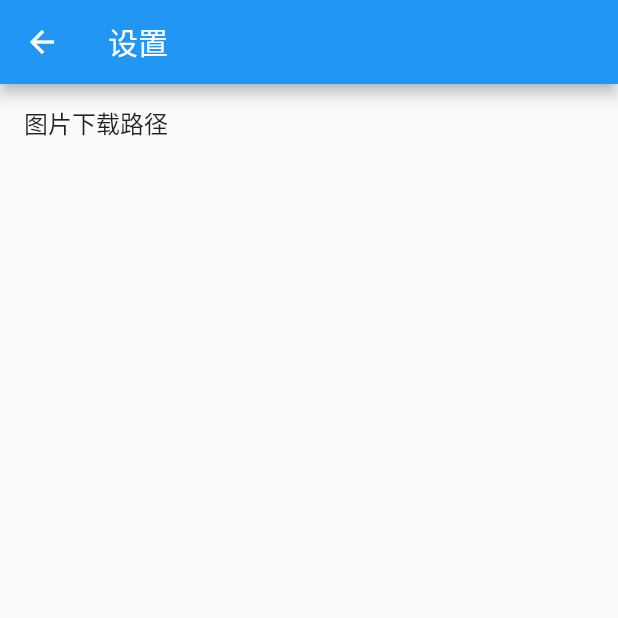
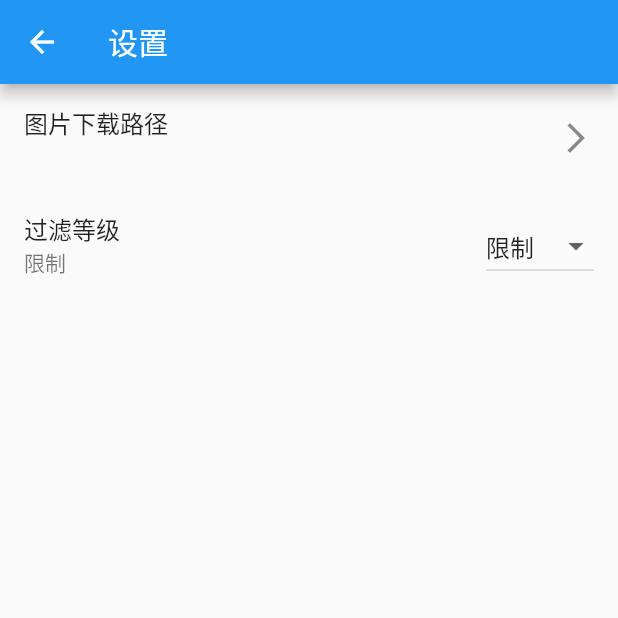
Before and after one commit to xiao-po/yande, a Flutter app: the SettingView screen opened by its route, on a phone screen of 412 x 824 dp, the top half of it. Run offline on Flutter 3.47's test engine with Material 2 defaults, Android fonts, the phone set to English and light mode, and no system bars; our stand-ins replace cached_network_image, dio, flutter_cache_manager, photo_view, shared_preferences, sqflite; missing offline and left inert: share_extend; accounts and stored records are empty; generated files the repository leaves out were written again; network calls fail.

Commit message:
增加过滤器设置，修复一部分BUG

```diff
--- a/lib/service/imageServive.dart
+++ b/lib/service/imageServive.dart
@@ -68,7 +68,7 @@ class ImageService {
   }
 
   static Future<List<ImageModel>> getAllCollectedImage(int page, int limit) async {
-
+    return await ImageDao.getAllCollectedImage();
   }
 
 }
--- a/lib/service/settingService.dart
+++ b/lib/service/settingService.dart
@@ -11,6 +11,10 @@ class SettingService {
       name: SETTING_TYPE.IMAGE_DOWNLOAD_PATH,
       value: '',
     ),
+    new SettingItem(
+      name: SETTING_TYPE.FILTER_RANK,
+      value: FILTER_RANK.RESTRICTED,
+    )
   ];
 
   static Future<void> initSetting([bool force]) async {
@@ -27,6 +31,8 @@ class SettingService {
             await yandeImageDir.create();
           }
           item.value = yandeImageDir.path;
+          SettingService.saveSetting(item);
+        } else if (item.name == SETTING_TYPE.FILTER_RANK) {
           SettingService.saveSetting(item);
         }
       }
@@ -63,6 +69,14 @@ class SettingService {
 
 class SETTING_TYPE {
   static final String IMAGE_DOWNLOAD_PATH = '图片下载路径';
+  static final String FILTER_RANK = "过滤等级";
+}
+
+class FILTER_RANK {
+  static final String NORMAL = 's';
+  static final String NOT_RESTRICTED = 'q';
+  static final String RESTRICTED = 'e';
+
 }
 
 class SettingItem {
--- a/lib/view/setting/settingView.dart
+++ b/lib/view/setting/settingView.dart
@@ -15,6 +15,12 @@ class _SettingViewState extends State<SettingView> {
 
   bool initSuccess = false;
   List<SettingItem> settingList;
+
+  List<_DropButtonData> dropButtonDataList = [
+      new _DropButtonData(name: '正常向', value: 's'),
+      new _DropButtonData(name: '擦边', value: 'q'),
+      new _DropButtonData(name: '限制', value: 'e')
+  ];
 
   @override
   void initState() {
@@ -60,6 +66,7 @@ class _SettingViewState extends State<SettingView> {
       return new ListTile(
         title: new Text(v.name),
         subtitle: new Text(v.value),
+        trailing: new Icon(Icons.arrow_forward_ios),
         onTap: () async{
           String path =await Navigator.push(context, new MaterialPageRoute(builder: (c) {
             return new DirectoryPickerView(v.value);
@@ -69,7 +76,36 @@ class _SettingViewState extends State<SettingView> {
           }
         },
       );
+    } else if (v.name == SETTING_TYPE.FILTER_RANK) {
+      return new ListTile(
+        title: new Text(v.name),
+        subtitle: new Text(this.getRankNameByValue(v.value)),
+        trailing: new DropdownButton<String>(
+          value: v.value,
+          onChanged: (String newValue) {
+            v.value = newValue;
+            SettingService.saveSetting(v);
+            setState(() {
+            });
+          },
+          items: this.dropButtonDataList.map((_DropButtonData data) {
+            return new DropdownMenuItem<String>(
+              value: data.value,
+              child: new Text(data.name),
+            );
+          }).toList(),
+        ),
+      );
     }
+  }
+
+  String getRankNameByValue(String val) {
+    for(_DropButtonData data in this.dropButtonDataList) {
+      if (data.value == val) {
+        return data.name;
+      }
+    }
+    throw Error();
   }
 
   FutureOr _handlePickedName(SettingItem item, String path) async{
@@ -80,3 +116,10 @@ class _SettingViewState extends State<SettingView> {
     });
   }
 }
+
+class _DropButtonData{
+  String name;
+  String value;
+
+  _DropButtonData({this.name, this.value});
+}
--- a/lib/widget/imageGrid/imageCard.dart
+++ b/lib/widget/imageGrid/imageCard.dart
@@ -88,7 +88,7 @@ class MainImageCard extends StatelessWidget {
             this.imageTap(imageModel);
           },
           child: Hero(
-            tag: '$heroPrefix${imageModel.id}',
+            tag: '${imageModel.pages}$heroPrefix${imageModel.id}',
             child: new CachedNetworkImage(
                 placeholder: new ImageCardCircularProgressIndicator(),
                 imageUrl: imageModel.previewUrl
```
Also changed, not shown: lib/view/collectView/collectImageView.dart (+20 -5 lines), lib/view/index/components/drawer.dart (+16 -1 lines), lib/view/index/indexView.dart (+27 -15 lines), lib/view/search/resultView.dart (+24 -4 lines), lib/dao/shortcut_dao.dart (added).
